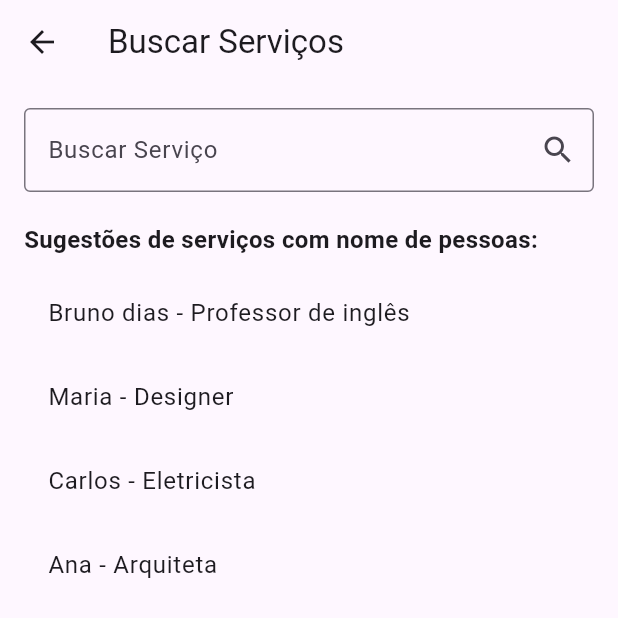
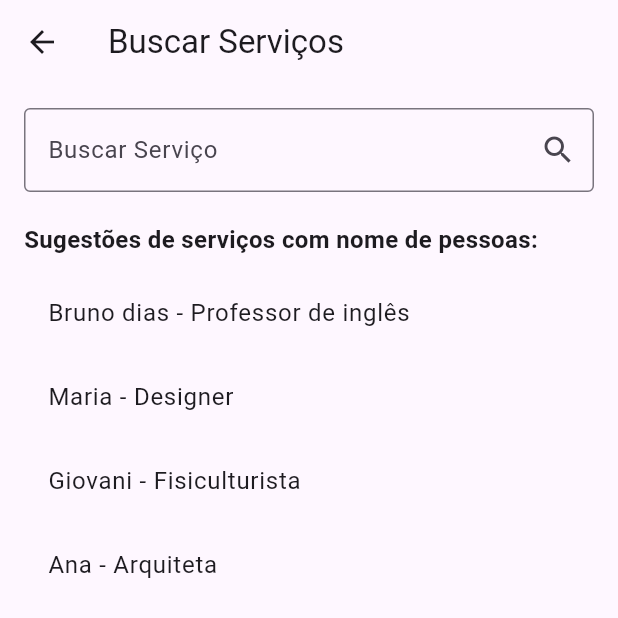
Before and after one commit to thomascaldana/skill_trader_app_flutter, a Flutter app: the BuscarServicosPage screen opened by its route, on a phone screen of 412 x 824 dp, the top half of it. Run offline on Flutter 3.47's test engine with Material 3 defaults, Android fonts, the light colour scheme and no system bars; our stand-ins replace firebase_core; accounts and stored records are empty.

```diff
--- a/lib/pages/buscar_servicos_page.dart
+++ b/lib/pages/buscar_servicos_page.dart
@@ -12,7 +12,7 @@ class _BuscarServicosPageState extends State<BuscarServicosPage> {
   final List<String> _sugestoes = [
     'Bruno dias - Professor de inglês',
     'Maria - Designer',
-    'Carlos - Eletricista',
+    'Giovani - Fisiculturista',
     'Ana - Arquiteta',
   ];
 
```
Also changed, not shown: 1 other file.
